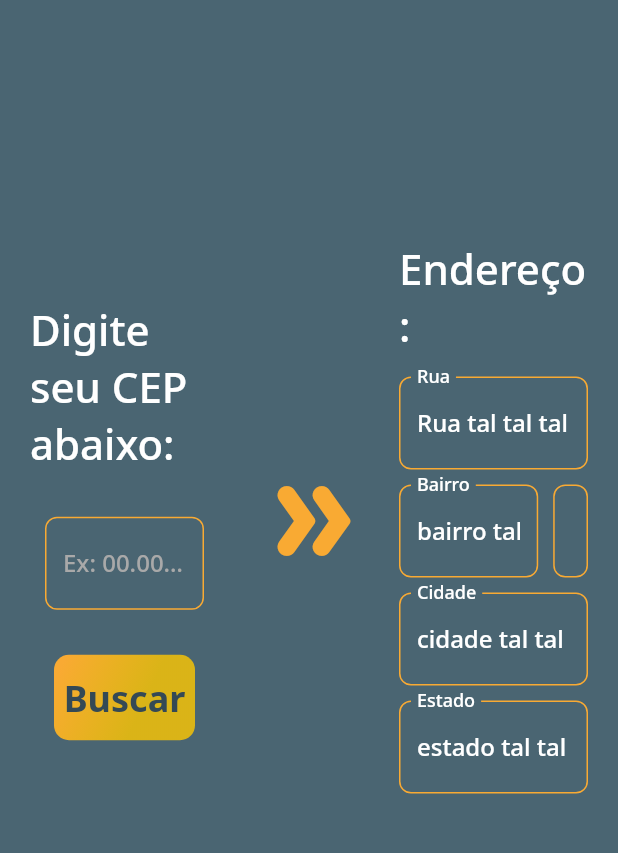
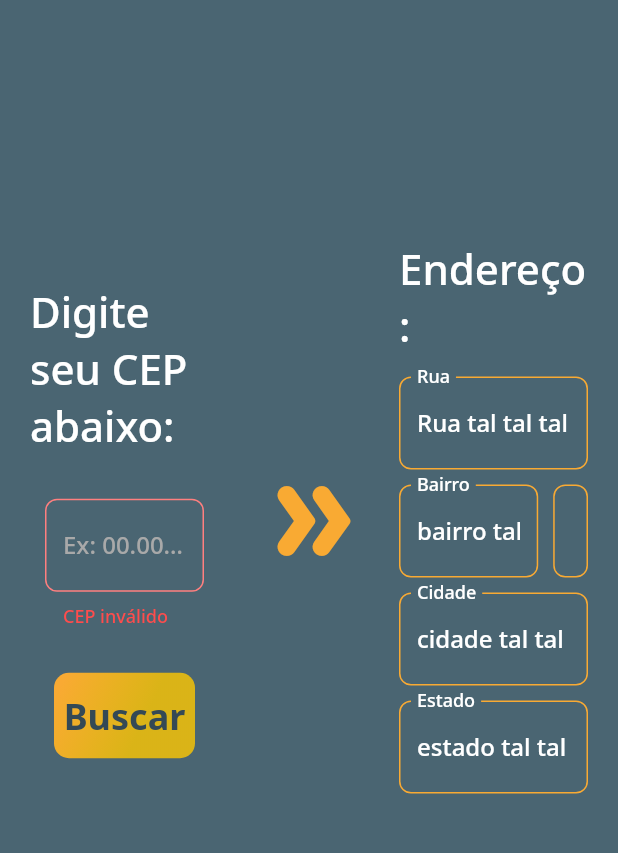
Before and after one commit to TalisTM/busca_cep, a Flutter app: the screen it shows after launch, after a tap on "Buscar", on a phone screen of 412 x 824 dp, the part 195-1048 px from its top. Run offline on Flutter 3.47's test engine with Material 2 defaults, Android fonts, the phone set to English and light mode, and no system bars; our stand-ins replace google_fonts, mask_text_input_formatter.

Commit message:
cores e mensagens do textFormFied do cep

```diff
--- a/lib/app/app_colors.dart
+++ b/lib/app/app_colors.dart
@@ -7,51 +7,14 @@ class AppColors {
 
   static final Color primary = Color(0xFFF9AA33);
   static final Color secundary = Color(0xFF4A6572);
-  static final Color darkGray = Color(0xFF344955);
-  static final Color lightGray = Color(0xFFA9A9A9);
+  static final Color darkGrey = Color(0xFF344955);
+  static final Color lightGrey = Color(0xFFA9A9A9);
   static final Color lightYellow = Color(0xFFFFD700);
+  static final Color white = Color(0xFFFFFFFF);
+  static final Color red = Color(0xFFF00000);
+  static final Color lightRed = Color(0xFFFF7F7F);
+  static final Color darkRed = Color(0xFFFF4C4C);
 
-
-
-
-
-
-
-
-  static final Color purple = Color(0xFF8257E5);
-  static final Color white = Color(0xFFFFFFFF);
-  static final Color black = Color(0xFF514766);
-  static final Color grey = Color(0xFF6E6680);
-  static final Color lightGrey = Color(0xFFA6A1B2);
-  static final Color border = Color(0xFFE1E1E6);
-  static final Color chartSecondary = Color(0xFFE1E6E3);
-  static final Color chartPrimary = darkGreen;
-
-  //Greens
-  static final Color lightGreen = Color(0xFFE1F5EC);
-  static final Color green = Color(0xFFB8DBCB);
-  static final Color darkGreen = Color(0xFF04D361);
-
-  //Reds
-  static final Color lightRed = Color(0xFFF5E9EC);
-  static final Color red = Color(0xFFE5C5CF);
-  static final Color darkRed = Color(0xFFCC3750);
-
-  //LevelButton
-  static final Color levelButtonFacil = Color(0xFFEBEBFC);
-  static final Color levelButtonMedio = lightGreen;
-  static final Color levelButtonDificil = Color(0xFFF5EFE9);
-  static final Color levelButtonPerito = lightRed;
-
-  static final Color levelButtonBorderFacil = Color(0xFFCECEF5);
-  static final Color levelButtonBorderMedio = green;
-  static final Color levelButtonBorderDificil = Color(0xFFE5D5C5);
-  static final Color levelButtonBorderPerito = red;
-
-  static final Color levelButtonTextFacil = Color(0xFF6363DB);
-  static final Color levelButtonTextMedio = darkGreen;
-  static final Color levelButtonTextDificil = Color(0xFFE8891C);
-  static final Color levelButtonTextPerito = darkRed;
 
   static final gradient = LinearGradient(
     colors: [
--- a/lib/app/app_text_style.dart
+++ b/lib/app/app_text_style.dart
@@ -16,94 +16,24 @@ class AppTextStyles {
   );
 
   static final TextStyle textFieldTextGray = GoogleFonts.notoSans(
-    color: AppColors.lightGray,
+    color: AppColors.lightGrey,
     fontWeight: FontWeight.w500,
   );
 
   static final TextStyle titleBold = GoogleFonts.notoSans(
-    color: AppColors.darkGray,
+    color: AppColors.darkGrey,
     fontSize: 40,
     fontWeight: FontWeight.w600,
   );
 
   static final TextStyle buttonText = GoogleFonts.notoSans(
-    color: AppColors.darkGray,
+    color: AppColors.darkGrey,
     fontSize: 24,
     fontWeight: FontWeight.w700,
   );
 
-
-
-
-
-
-
-  static final TextStyle heading = GoogleFonts.notoSans(
-    color: AppColors.black,
-    fontSize: 18,
-    fontWeight: FontWeight.w600,
-  );
-
-  static final TextStyle heading40 = GoogleFonts.notoSans(
-    color: AppColors.black,
-    fontSize: 40,
-    fontWeight: FontWeight.w600,
-  );
-
-  static final TextStyle heading15 = GoogleFonts.notoSans(
-    color: AppColors.black,
-    fontSize: 15,
-    fontWeight: FontWeight.w600,
-  );
-
-  static final TextStyle body = GoogleFonts.notoSans(
-    color: AppColors.grey,
-    fontSize: 13,
-    fontWeight: FontWeight.normal,
-  );
-
-  static final TextStyle bodyBold = GoogleFonts.notoSans(
-    color: AppColors.grey,
-    fontSize: 13,
-    fontWeight: FontWeight.bold,
-  );
-
-  static final TextStyle bodylightGrey = GoogleFonts.notoSans(
-    color: AppColors.lightGreen,
-    fontSize: 13,
-    fontWeight: FontWeight.normal,
-  );
-  static final TextStyle bodyDarkGreen = GoogleFonts.notoSans(
-    color: AppColors.darkGreen,
-    fontSize: 13,
+  static final TextStyle textFieldTextError = GoogleFonts.notoSans(
+    color: AppColors.darkRed,
     fontWeight: FontWeight.w500,
   );
-
-  static final TextStyle bodyDarkRed = GoogleFonts.notoSans(
-    color: AppColors.darkRed,
-    fontSize: 13,
-    fontWeight: FontWeight.w500,
-  );
-
-  static final TextStyle body20 = GoogleFonts.notoSans(
-    color: AppColors.grey,
-    fontSize: 20,
-    fontWeight: FontWeight.normal,
-  );
-  static final TextStyle bodyLightGrey20 = GoogleFonts.notoSans(
-    color: AppColors.lightGrey,
-    fontSize: 20,
-    fontWeight: FontWeight.normal,
-  );
-
-  static final TextStyle bodyWhite20 = GoogleFonts.notoSans(
-    color: AppColors.white,
-    fontSize: 20,
-    fontWeight: FontWeight.normal,
-  );
-  static final TextStyle body11 = GoogleFonts.notoSans(
-    color: AppColors.grey,
-    fontSize: 11,
-    fontWeight: FontWeight.normal,
-  );
 }
--- a/lib/pages/home_page/home_page.dart
+++ b/lib/pages/home_page/home_page.dart
@@ -17,6 +17,7 @@ class _HomePageState extends State<HomePage> {
   var maskFormatter = new MaskTextInputFormatter(mask: '##.###-###', filter: { "#": RegExp(r'[0-9]') });
 
   FocusNode textFieldFocus = FocusNode();
+  String? msgError;
 
   @override
   Widget build(BuildContext context) {
@@ -40,19 +41,34 @@ class _HomePageState extends State<HomePage> {
                     SizedBox(height: 20),
                     Padding(
                       padding: const EdgeInsets.all(10),
-                      child: TextField(
+                      child: TextFormField(
                         controller: controller,
                         inputFormatters: [maskFormatter],
                         focusNode: textFieldFocus,
+                        onChanged: (_) {
+                          setState(() {
+                            msgError = null;
+                          });
+                        },
                         style: AppTextStyles.textFieldText,
-                        onSubmitted: (_) => _buscar(),
+                        onFieldSubmitted: (_) => _buscar(),
                         decoration: InputDecoration(
                           hintText: "Ex: 00.000-000",
+                          errorText: msgError,
+                          errorStyle: AppTextStyles.textFieldTextError,
                           hintStyle: AppTextStyles.textFieldTextGray,
                           labelStyle: AppTextStyles.textFieldText,
                           border: OutlineInputBorder(
                             borderRadius: BorderRadius.circular(8),
                             borderSide: BorderSide(color: AppColors.primary)
+                          ),
+                          errorBorder: OutlineInputBorder(
+                            borderRadius: BorderRadius.circular(8),
+                            borderSide: BorderSide(color: AppColors.lightRed)
+                          ),
+                          focusedErrorBorder: OutlineInputBorder(
+                            borderRadius: BorderRadius.circular(8),
+                            borderSide: BorderSide(color: AppColors.darkRed)
                           ),
                           enabledBorder: OutlineInputBorder(
                             borderRadius: BorderRadius.circular(8),
@@ -124,6 +140,12 @@ class _HomePageState extends State<HomePage> {
   }
 
   void _buscar() {
+    String cep = controller.text.replaceAll(".", "").replaceAll("-", "");
+    if (cep.length < 8) {
+      setState(() {
+        msgError = "CEP inválido";
+      });
+    }
 
   }
 }
```
